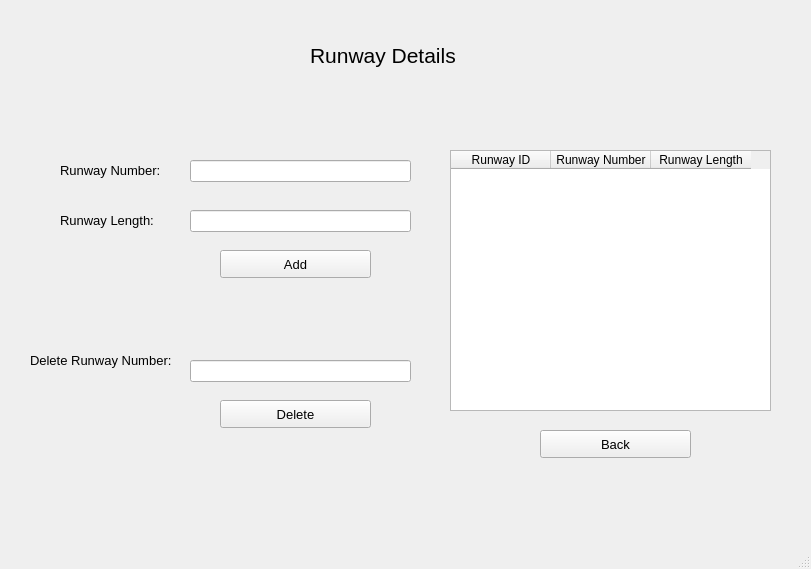
Qt form Runway.ui (Muneeba-Badar/DB-Final-Project) before a commit.
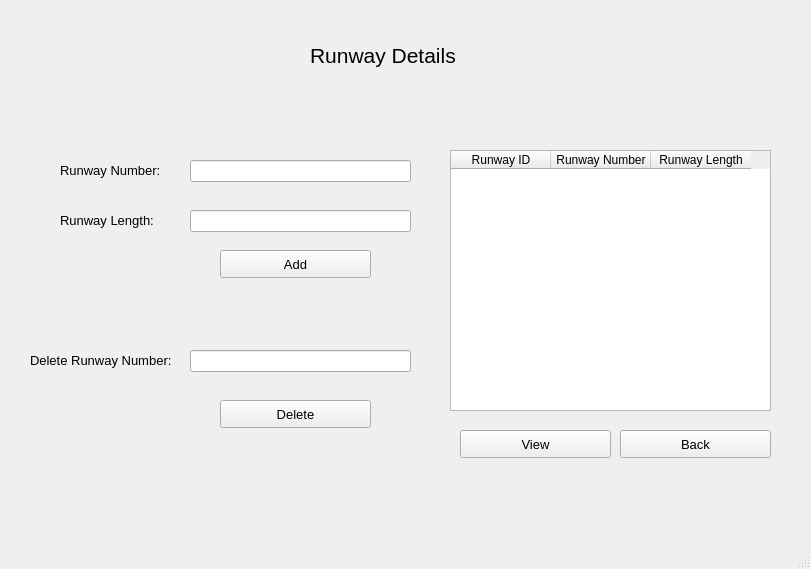
The same form after that commit.

```diff
--- a/Runway.ui
+++ b/Runway.ui
@@ -168,7 +168,7 @@
    <widget class="QPushButton" name="RBackBtn">
     <property name="geometry">
      <rect>
-      <x>540</x>
+      <x>620</x>
       <y>430</y>
       <width>151</width>
       <height>28</height>
@@ -187,7 +187,7 @@
     <property name="geometry">
      <rect>
       <x>190</x>
-      <y>360</y>
+      <y>350</y>
       <width>221</width>
       <height>22</height>
      </rect>
@@ -219,6 +219,24 @@
      <string>Delete Runway Number:</string>
     </property>
    </widget>
+   <widget class="QPushButton" name="RViewBtn">
+    <property name="geometry">
+     <rect>
+      <x>460</x>
+      <y>430</y>
+      <width>151</width>
+      <height>28</height>
+     </rect>
+    </property>
+    <property name="font">
+     <font>
+      <pointsize>10</pointsize>
+     </font>
+    </property>
+    <property name="text">
+     <string>View</string>
+    </property>
+   </widget>
   </widget>
   <widget class="QMenuBar" name="menubar">
    <property name="geometry">
```
